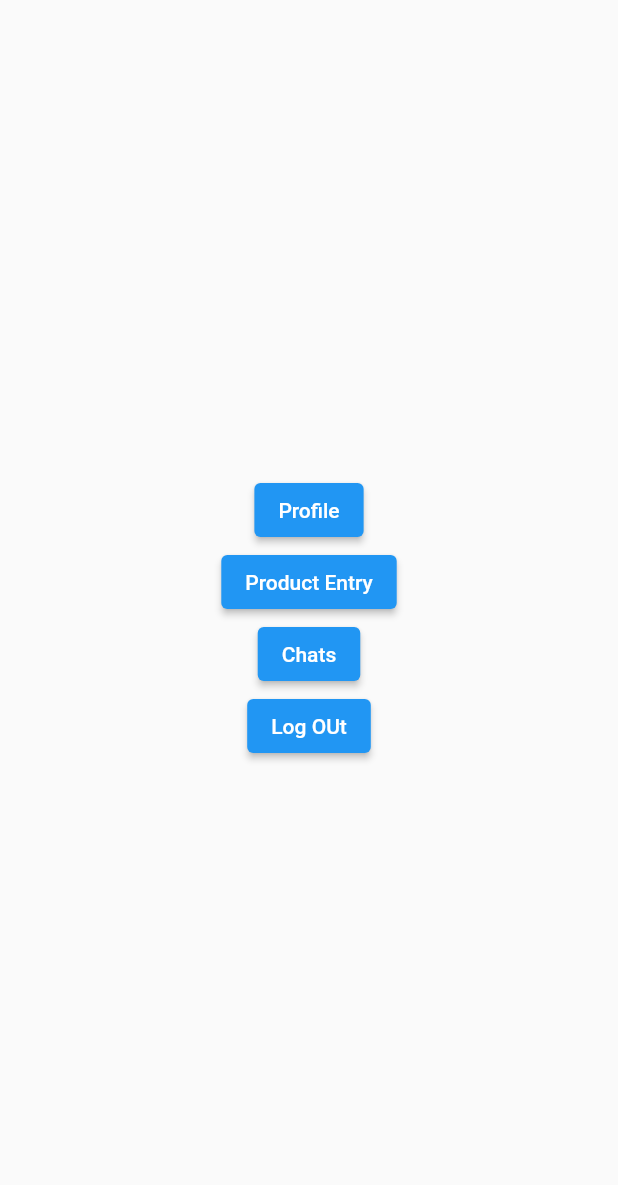
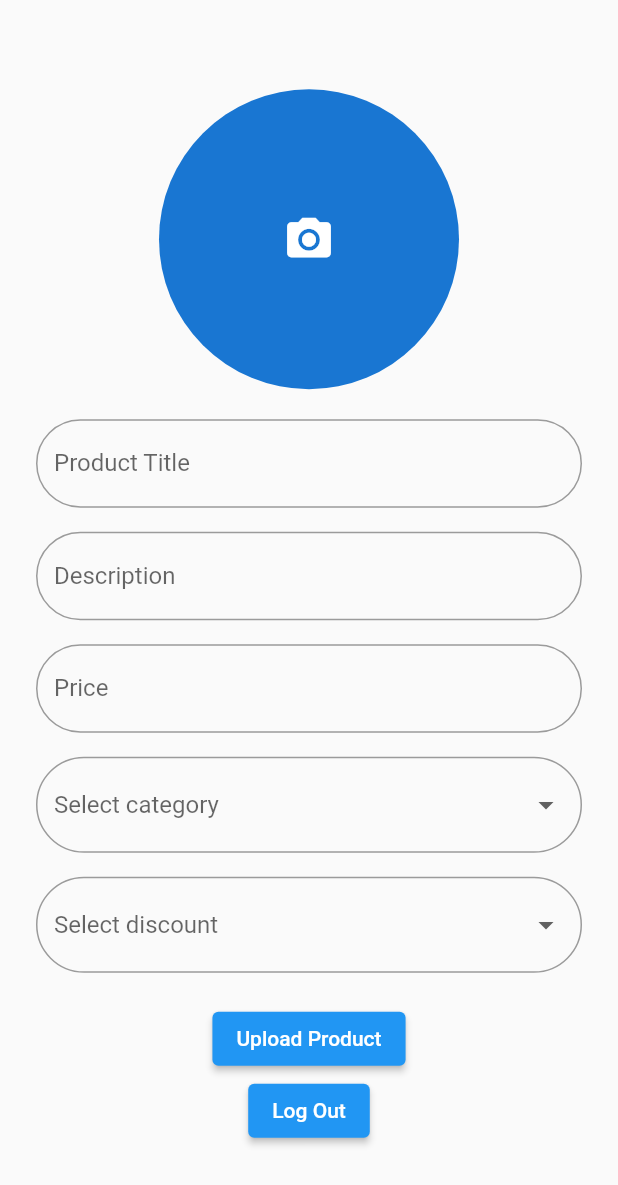
Before and after one commit to codvets/shoppie_2, a Flutter app: the Seller screen opened by its route, after a tap on "Product Entry", on a phone screen of 412 x 824 dp. Shown: the top 1185 px of the screen. Run offline on Flutter 3.47's test engine with Material 2 defaults, Android fonts, the phone set to English and light mode, and no system bars; our stand-ins replace cloud_firestore, firebase_auth, firebase_core, firebase_storage, image_picker; accounts and stored records are empty; network calls fail.

Commit message:
querydocumentsnapshot, future builder, image upload

```diff
--- a/lib/main.dart
+++ b/lib/main.dart
@@ -4,6 +4,7 @@ import 'package:provider/provider.dart';
 import 'package:shoppie/app/shop_app.dart';
 import 'package:shoppie/providers/auth_notifier.dart';
 import 'package:shoppie/providers/home_notifier.dart';
+import 'package:shoppie/providers/seller_provider.dart';
 
 void main() async {
   WidgetsFlutterBinding.ensureInitialized();
@@ -18,7 +19,10 @@ void main() async {
         ),
         Provider(
           create: (context) => HomeNotifier(),
-        )
+        ),
+        Provider(
+          create: (context) => SellerProvider(),
+        ),
       ],
       child: const ShopApp(),
     ),
--- /dev/null
+++ b/lib/models/product.dart
@@ -0,0 +1,44 @@
+class Product {
+  Product({
+    required this.image,
+    required this.title,
+    required this.description,
+    required this.price,
+    required this.category,
+    this.discount,
+    required this.sellerId,
+    required this.id,
+  });
+
+  String image;
+  String title;
+  String description;
+  int? quantity;
+  double price;
+  String category;
+  int? discount;
+  String sellerId;
+  String id;
+
+  factory Product.fromJson(Map<String, dynamic> json) => Product(
+        image: json["image"],
+        title: json["title"],
+        description: json["description"],
+        price: json["price"],
+        category: json["category"],
+        discount: json["discount"],
+        sellerId: json["sellerId"],
+        id: json["id"],
+      );
+
+  Map<String, dynamic> toJson() => {
+        "image": image,
+        "title": title,
+        "description": description,
+        "price": price,
+        "category": category,
+        "discount": discount,
+        "sellerId": sellerId,
+        "id": id,
+      };
+}
--- a/lib/models/shoppie_user.dart
+++ b/lib/models/shoppie_user.dart
@@ -1,33 +1,27 @@
-// To parse this JSON data, do
-//
-//     final shoppieUser = shoppieUserFromJson(jsonString);
-
-import 'dart:convert';
-
-ShoppieUser shoppieUserFromJson(String str) =>
-    ShoppieUser.fromJson(json.decode(str));
-
-String shoppieUserToJson(ShoppieUser data) => json.encode(data.toJson());
-
 class ShoppieUser {
   ShoppieUser({
     required this.name,
     required this.email,
     required this.type,
+    required this.uid,
   });
 
   String name;
   String email;
   UserType type;
+  String uid;
 
-  factory ShoppieUser.fromJson(Map<String, dynamic> json) => ShoppieUser(
+  factory ShoppieUser.fromJson(Map<String, dynamic> json, String uid) =>
+      ShoppieUser(
         name: json["name"],
+        uid: uid,
         email: json["email"],
         type: json["type"] == "seller" ? UserType.seller : UserType.buyer,
       );
 
   Map<String, dynamic> toJson() => {
         "name": name,
+        "uid": uid,
         "email": email,
         "type": type == UserType.seller ? "seller" : UserType.buyer,
       };
--- a/lib/network/network.dart
+++ b/lib/network/network.dart
@@ -5,6 +5,7 @@ import 'package:cloud_firestore/cloud_firestore.dart';
 import 'package:firebase_auth/firebase_auth.dart';
 import 'package:firebase_core/firebase_core.dart';
 import 'package:firebase_storage/firebase_storage.dart';
+import 'package:shoppie/models/product.dart';
 import 'package:shoppie/models/shoppie_user.dart';
 import 'package:path/path.dart';
 
@@ -21,7 +22,7 @@ class Network {
 
       final doc =
           await firestore.collection("users").doc(currentUser!.uid).get();
-      return ShoppieUser.fromJson(doc.data()!);
+      return ShoppieUser.fromJson(doc.data()!, currentUser.uid);
     } on FirebaseAuthException catch (e, s) {
       throw e;
     }
@@ -38,7 +39,7 @@ class Network {
           .get();
       final data = document.data()!;
 
-      return ShoppieUser.fromJson(data);
+      return ShoppieUser.fromJson(data, document.id);
     } on FirebaseAuthException catch (error, stk) {
       log("An error occured while signing in: ${error.message}");
       throw error;
@@ -60,10 +61,12 @@ class Network {
 
       await firestore.collection("users").doc(user!.uid).set({
         "name": name,
+        "uid": user.uid,
         "email": email,
         "type": "buyer",
       });
-      return ShoppieUser(name: name, email: email, type: UserType.buyer);
+      return ShoppieUser(
+          name: name, email: email, type: UserType.buyer, uid: user.uid);
     } on FirebaseException catch (error, stk) {
       log("Error occured while signing up: ${error.message}");
       throw error;
@@ -78,8 +81,10 @@ class Network {
     4. Delete - delete()
   */
 
-  void updateProfile(String name, File image) async {
-    String imageUrl = await uploadImage(image);
+  Future<void> updateProfile(String name, File image) async {
+    final imagename = basename(image.path);
+    String imageUrl = await uploadImage(
+        image: image, reference: "profileImages/$currentUserId/$imagename");
 
     await firestore.collection("users").doc(currentUserId).update({
       "name": name,
@@ -87,14 +92,40 @@ class Network {
     });
   }
 
-  Future<String> uploadImage(File image) async {
-    final imageName = basename(image.path);
+  Future<String> uploadImage(
+      {required File image, required String reference}) async {
 //haroon.png
 
-    final task = await storage.ref("profileImages/$imageName").putFile(image);
+    final task = await storage.ref(reference).putFile(image);
 
     final String url = await task.ref.getDownloadURL();
 
     return url;
   }
+
+  Future<void> uploadProduct(Product product, File productImage) async {
+    final id = DateTime.now().microsecondsSinceEpoch.toString();
+    product.id = id;
+    final productImageUrl = await uploadImage(
+        image: productImage,
+        reference: "products/${product.sellerId}/${product.id}");
+    product.image = productImageUrl;
+    await firestore.collection("products").doc(id).set(product.toJson());
+  }
+
+  Future<List<Product>> getAllProducts() async {
+    final documents = await firestore.collection("products").get();
+
+    List<Product> products = List.empty(growable: true);
+
+    for (final doc in documents.docs) {
+      final data = doc.data();
+
+      final product = Product.fromJson(data);
+
+      products.add(product);
+    }
+
+    return products;
+  }
 }
--- a/lib/providers/home_notifier.dart
+++ b/lib/providers/home_notifier.dart
@@ -1,6 +1,7 @@
 import 'dart:io';
 
 import 'package:flutter/material.dart';
+import 'package:shoppie/models/product.dart';
 import 'package:shoppie/network/network.dart';
 
 class HomeNotifier with ChangeNotifier {
@@ -17,7 +18,35 @@ class HomeNotifier with ChangeNotifier {
     String name,
     File image,
   ) async {
-    _network.updateProfile(name, image);
+    await _network.updateProfile(name, image);
+  }
+
+  Future<void> uploadProduct(
+    BuildContext context, {
+    required File image,
+    required String title,
+    required String description,
+    required double price,
+    required String category,
+    int? discount,
+    required String sellerId,
+  }) async {
+    Product product = Product(
+      image: "",
+      title: title,
+      description: description,
+      price: price,
+      category: category,
+      sellerId: sellerId,
+      id: "",
+    );
+
+    await _network.uploadProduct(product, image);
+  }
+
+  Future<List<Product>> getAllProducts() async {
+    final products = await _network.getAllProducts();
+    return products;
   }
 }
 
--- /dev/null
+++ b/lib/screens/seller/product_entry.dart
@@ -0,0 +1,237 @@
+import 'dart:developer';
+import 'dart:io';
+
+import 'package:flutter/material.dart';
+import 'package:image_picker/image_picker.dart';
+import 'package:provider/provider.dart';
+import 'package:shoppie/providers/auth_notifier.dart';
+import 'package:shoppie/providers/home_notifier.dart';
+import 'package:shoppie/utils/screen_utils.dart';
+
+class ProductEntry extends StatefulWidget {
+  ProductEntry({Key? key}) : super(key: key);
+
+  @override
+  State<ProductEntry> createState() => _ProductEntryState();
+}
+
+class _ProductEntryState extends State<ProductEntry> {
+  final _formKey = GlobalKey<FormState>();
+
+  File? file;
+
+  TextEditingController _productController = TextEditingController();
+  TextEditingController _descriptionController = TextEditingController();
+  TextEditingController _priceController = TextEditingController();
+  String? _category;
+  int? _discount;
+
+  @override
+  Widget build(BuildContext context) {
+    return Scaffold(
+      body: Center(
+        child: SingleChildScrollView(
+          child: Column(
+            mainAxisAlignment: MainAxisAlignment.center,
+            children: [
+              InkWell(
+                onTap: () async {
+                  final ImageSource? source =
+                      await ScreenUtils.imagePickOptions(context);
+                  if (source != null) {
+                    final rawFile =
+                        await ImagePicker().pickImage(source: source);
+                    if (rawFile != null) {
+                      setState(() {
+                        file = File(rawFile.path);
+                      });
+                    }
+                    // final file = File();
+                  }
+                },
+                child: CircleAvatar(
+                  backgroundImage: file != null ? FileImage(file!) : null,
+                  radius: 100,
+                  child: file != null
+                      ? SizedBox()
+                      : Center(
+                          child: Icon(
+                            Icons.camera_alt,
+                            size: 35,
+                          ),
+                        ),
+                ),
+              ),
+              Form(
+                key: _formKey,
+                child: Padding(
+                  padding: const EdgeInsets.symmetric(
+                      horizontal: 16.0, vertical: 12),
+                  child: Theme(
+                    data: ThemeData(
+                      inputDecorationTheme: InputDecorationTheme(
+                        focusedBorder: OutlineInputBorder(
+                          borderSide: BorderSide(
+                            color: Colors.orange,
+                          ),
+                        ),
+                        border: OutlineInputBorder(
+                          borderRadius: BorderRadius.circular(50),
+                        ),
+                      ),
+                    ),
+                    child: Column(
+                      children: [
+                        Padding(
+                          padding: const EdgeInsets.all(8.0),
+                          child: TextFormField(
+                            controller: _productController,
+                            validator: (val) {
+                              if (val!.isEmpty) {
+                                return "Empty field";
+                              }
+                              return null;
+                            },
+                            decoration: InputDecoration(
+                              label: Text(
+                                'Product Title',
+                              ),
+                              hintText: "Nike Air",
+                            ),
+                          ),
+                        ),
+                        Padding(
+                          padding: const EdgeInsets.all(8.0),
+                          child: TextFormField(
+                            controller: _descriptionController,
+                            validator: (val) {
+                              if (val!.isEmpty) {
+                                return "Empty field";
+                              }
+                              return null;
+                            },
+                            decoration: InputDecoration(
+                              label: Text(
+                                'Description',
+                              ),
+                              hintText: "Nike Air is good",
+                            ),
+                          ),
+                        ),
+                        Padding(
+                          padding: const EdgeInsets.all(8.0),
+                          child: TextFormField(
+                            controller: _priceController,
+                            validator: (val) {
+                              if (val!.isEmpty) {
+                                return "Empty field";
+                              }
+                              return null;
+                            },
+                            keyboardType: TextInputType.number,
+                            decoration: InputDecoration(
+                              label: Text(
+                                'Price',
+                              ),
+                              hintText: "25.00",
+                            ),
+                          ),
+                        ),
+                        Padding(
+                          padding: const EdgeInsets.all(8.0),
+                          child: DropdownButtonFormField<String>(
+                            validator: (val) {
+                              if (val == null) {
+                                return "Select a category";
+                              }
+
+                              return null;
+                            },
+                            hint: Text("Select category"),
+                            onChanged: (val) {
+                              _category = val!;
+                            },
+                            items: categories.map((cat) {
+                              return DropdownMenuItem<String>(
+                                value: cat,
+                                child: Text(cat),
+                              );
+                            }).toList(),
+                          ),
+                        ),
+                        Padding(
+                          padding: const EdgeInsets.all(8.0),
+                          child: DropdownButtonFormField<int>(
+                            hint: Text("Select discount"),
+                            onChanged: (val) {
+                              _discount = val;
+                            },
+                            items: discountOptions.map((discount) {
+                              return DropdownMenuItem<int>(
+                                value: discount,
+                                child: Text("${discount.toString()}%"),
+                              );
+                            }).toList(),
+                          ),
+                        ),
+                      ],
+                    ),
+                  ),
+                ),
+              ),
+              ElevatedButton(
+                onPressed: () {
+                  if (_formKey.currentState!.validate()) {
+                    if (file == null || _category == null) {
+                      ScaffoldMessenger.of(context).showSnackBar(SnackBar(
+                        content: Text("File or Category is empty"),
+                      ));
+                      return;
+                    }
+                    Provider.of<HomeNotifier>(context, listen: false)
+                        .uploadProduct(
+                      context,
+                      category: _category!,
+                      description: _descriptionController.text,
+                      title: _productController.text,
+                      price: double.parse(_priceController.text),
+                      discount: _discount,
+                      image: file!,
+                      sellerId:
+                          Provider.of<AuthNotifier>(context, listen: false)
+                              .shoppieUser!
+                              .uid,
+                    );
+                  }
+                },
+                child: Text('Upload Product'),
+              ),
+              ElevatedButton(
+                onPressed: () {
+                  Provider.of<AuthNotifier>(context, listen: false)
+                      .logOut(context);
+                },
+                child: Text('Log Out'),
+              )
+            ],
+          ),
+        ),
+      ),
+    );
+  }
+
+  List<String> categories = ["Shoes", "Clothes", "Pants", "Shirts"];
+  List<int> discountOptions = [5, 10, 15, 30];
+}
+
+
+/*
+
+  title: String,
+  description: string,
+  price: double,
+  discount: int,
+  category: Category,
+  sellerId: string
+
+*/
--- a/lib/screens/seller/seller_home.dart
+++ b/lib/screens/seller/seller_home.dart
@@ -23,7 +23,7 @@ class Seller extends StatelessWidget {
             ),
             ElevatedButton(
               onPressed: () {
-                // Navigator.of(context).pushNamed(Routes.productEntry);
+                Navigator.of(context).pushNamed(Routes.productEntry);
               },
               child: Text(
                 "Product Entry",
--- a/lib/utils/routes.dart
+++ b/lib/utils/routes.dart
@@ -1,6 +1,7 @@
 import 'package:flutter/material.dart';
 import 'package:shoppie/screens/buyer/home.dart';
 import 'package:shoppie/screens/login.dart';
+import 'package:shoppie/screens/seller/product_entry.dart';
 import 'package:shoppie/screens/seller/seller_home.dart';
 import 'package:shoppie/screens/seller/seller_profile.dart';
 import 'package:shoppie/screens/signup_screen.dart';
@@ -13,6 +14,7 @@ class Routes {
   static const String signUp = '/signUp';
   static const String sellerHome = '/seller_home';
   static const String sellerProfile = '/seller_profile';
+  static const String productEntry = '/product_entry';
 
   static Map<String, Widget Function(BuildContext)> routes = {
     home: (context) => Home(),
@@ -21,5 +23,6 @@ class Routes {
     signUp: (context) => SignUp(),
     sellerHome: (context) => Seller(),
     sellerProfile: (context) => SellerProfile(),
+    productEntry: (context) => ProductEntry()
   };
 }
--- a/lib/widgets/category_item.dart
+++ b/lib/widgets/category_item.dart
@@ -1,7 +1,6 @@
 import 'package:flutter/material.dart';
 import 'package:provider/provider.dart';
 import 'package:shoppie/providers/home_notifier.dart';
-import 'package:shoppie/screens/buyer/home.dart';
 import 'package:shoppie/utils/screen_utils.dart';
 
 class CategoryItem extends StatelessWidget {
```
Also changed, not shown: lib/providers/seller_provider.dart (added, +12 -0 lines), lib/screens/buyer/home.dart (+26 -0 lines), lib/screens/seller/seller_profile.dart (+41 -10 lines), lib/utils/screen_utils.dart (+59 -0 lines), lib/widgets/category_builder.dart (added, +26 -0 lines), lib/widgets/grid_container.dart (added, +127 -0 lines), 1 other file.
